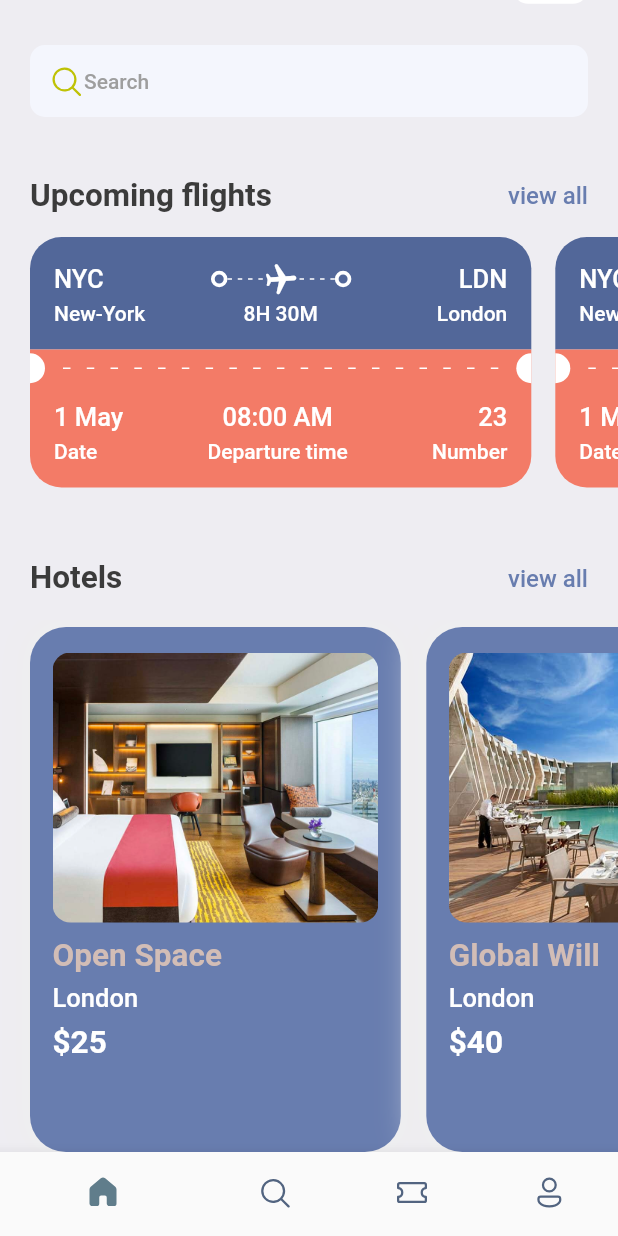
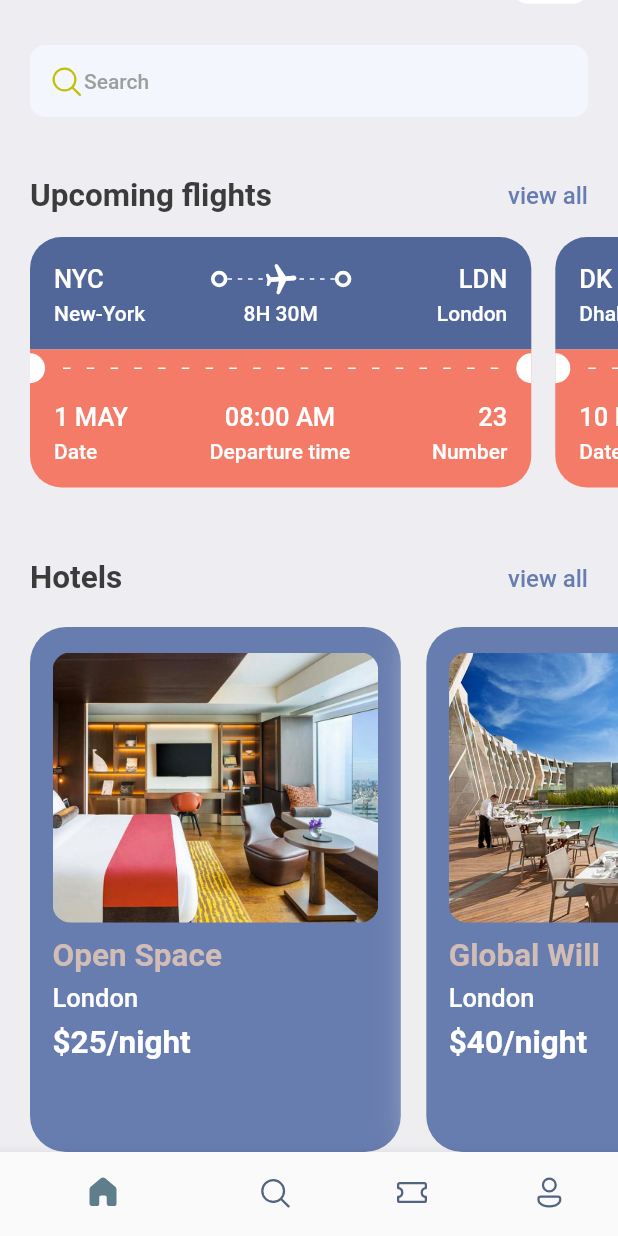
Before and after one commit to Linabousbih/TravelApp, a Flutter app: the screen it shows after launch, scrolled down 90 dp, on a phone screen of 412 x 824 dp. Run offline on Flutter 3.47's test engine with Material 2 defaults, Android fonts, the phone set to English and light mode, and no system bars; our stand-ins replace fluentui_icons, gap, get.

Commit message:
Second page start

```diff
--- a/lib/screens/bottom_bar.dart
+++ b/lib/screens/bottom_bar.dart
@@ -1,4 +1,5 @@
 import 'package:first_one/screens/home_screen.dart';
+import 'package:first_one/screens/search_screen.dart';
 import 'package:fluentui_icons/fluentui_icons.dart';
 import 'package:flutter/cupertino.dart';
 import 'package:flutter/material.dart';
@@ -15,8 +16,8 @@ class _BottomBarState extends State<BottomBar> {
 int _selectedIndex=0;
 
   static final List<Widget> _widgetOptions = <Widget>[
-    HomeScreen(),
-    const Text("Search"),
+    const HomeScreen(),
+    const SearchScreen(),
     const Text("Tickets"),
     const Text("Profile")
   ];
--- a/lib/screens/home_screen.dart
+++ b/lib/screens/home_screen.dart
@@ -94,10 +94,7 @@ class HomeScreen extends StatelessWidget {
             scrollDirection: Axis.horizontal,
             padding: const EdgeInsets.only(left: 20),
             child: Row(
-              children: [
-                TicketView(),
-                TicketView(),
-              ],
+              children: ticketList.map((singleTicket) => TicketView(ticket: singleTicket)).toList(),
             ),
           ),
           const Gap(15),
--- a/lib/screens/hotel_view.dart
+++ b/lib/screens/hotel_view.dart
@@ -13,7 +13,7 @@ class HotelScreen extends StatelessWidget {
     final size = AppLayout.getSize(context);
     return Container(
       width: size.width*0.6,
-      height: 350,
+      height: AppLayout.getHeight(350),
       padding: const EdgeInsets.symmetric(horizontal: 15, vertical: 17),
       margin: const EdgeInsets.only(right: 17,top: 5),
       decoration: BoxDecoration(
@@ -32,9 +32,9 @@ class HotelScreen extends StatelessWidget {
         crossAxisAlignment: CrossAxisAlignment.start,
         children: [
         Container(
-          height: 180,
+          height: AppLayout.getHeight(180),
           decoration: BoxDecoration(
-            borderRadius:BorderRadius.circular(12) ,
+            borderRadius:BorderRadius.circular(AppLayout.getHeight(12)) ,
             color: Styles.primaryColor,
             image:  DecorationImage(
               fit: BoxFit.cover,
@@ -49,7 +49,7 @@ class HotelScreen extends StatelessWidget {
       Text(hotel['destination'],
       style: Styles.headlineStyleS.copyWith(color: Colors.white),),
       const Gap(8),
-      Text('\$${hotel['price']}',
+      Text('\$${hotel['price']}/night',
       style: Styles.headlineStyleM.copyWith(color: Colors.white),)
       ]),
     );
--- a/lib/screens/ticket_view.dart
+++ b/lib/screens/ticket_view.dart
@@ -6,7 +6,8 @@ import 'package:flutter/material.dart';
 import 'package:gap/gap.dart';
 
 class TicketView extends StatelessWidget {
-  const TicketView({super.key});
+  final Map<String, dynamic> ticket;
+  const TicketView({Key? key, required this.ticket}):super(key : key);
 
   @override
   Widget build(BuildContext context) {
@@ -14,9 +15,9 @@ class TicketView extends StatelessWidget {
 
     return SizedBox(
       width: size.width*0.85,
-      height: 200,
+      height: AppLayout.getHeight(200),
       child: Container(
-        margin: EdgeInsets.only(right: 16),
+        margin: EdgeInsets.only(right: AppLayout.getHeight(16)),
         child: Column(
           children: [
             /////////////////////////////
@@ -26,14 +27,14 @@ class TicketView extends StatelessWidget {
               decoration: BoxDecoration(
                   color: const Color(0xFF526799),
                   borderRadius: BorderRadius.only(
-                      topLeft: Radius.circular(21),
-                      topRight: Radius.circular(21))),
-              padding: const EdgeInsets.all(16),
+                      topLeft: Radius.circular(AppLayout.getHeight(21)),
+                      topRight: Radius.circular(AppLayout.getHeight(21)))),
+              padding:  EdgeInsets.all(AppLayout.getHeight(16)),
               child: Column(
                 children: [
                   Row(
                     children: [
-                      Text("NYC",
+                      Text(ticket['from']['code'], //To access a map inside a map we do variableName[][]
                           style: Styles.headlineStyleS
                               .copyWith(color: Colors.white)),
                       const Spacer(),
@@ -78,7 +79,7 @@ class TicketView extends StatelessWidget {
                       ),
                       Dot(),
                       const Spacer(),
-                      Text("LDN",
+                      Text(ticket['to']['code'],
                           style: Styles.headlineStyleS
                               .copyWith(color: Colors.white)),
                     ],
@@ -88,18 +89,18 @@ class TicketView extends StatelessWidget {
                     mainAxisAlignment: MainAxisAlignment.spaceBetween,
                     children: [
                       SizedBox(
-                          width: 100,
-                          child: Text("New-York",
+                          width: AppLayout.getWidth(100),
+                          child: Text(ticket['from']['name'],
                               style: Styles.headlineStyleXS
                                   .copyWith(color: Colors.white))),
                       Text(
-                        "8H 30M",
+                        ticket['flying_time'],
                         style: Styles.headlineStyleXS
                             .copyWith(color: Colors.white),
                       ),
                       SizedBox(
-                          width: 100,
-                          child: Text("London",
+                          width: AppLayout.getWidth(100),
+                          child: Text(ticket['to']['name'],
                               textAlign: TextAlign.end,
                               style: Styles.headlineStyleXS
                                   .copyWith(color: Colors.white))),
@@ -118,14 +119,14 @@ class TicketView extends StatelessWidget {
               child: Row(
                 children: [
                   SizedBox(
-                    height: 20,
-                    width: 10,
+                    height: AppLayout.getHeight(20),
+                    width: AppLayout.getWidth(10),
                     child: DecoratedBox(
                         decoration: BoxDecoration(
                             color: Colors.white,
                             borderRadius: BorderRadius.only(
-                                topRight: Radius.circular(10),
-                                bottomRight: Radius.circular(10)))),
+                                topRight: Radius.circular(AppLayout.getHeight(10)),
+                                bottomRight: Radius.circular(AppLayout.getHeight(10))))),
                   ),
                   Expanded(
                     child: Padding(
@@ -139,8 +140,8 @@ class TicketView extends StatelessWidget {
                             children: List.generate(
                                 (constraints.constrainWidth() / 15).floor(),
                                 (index) => SizedBox(
-                                      width: 5,
-                                      height: 1,
+                                      width: AppLayout.getWidth(5),
+                                      height: AppLayout.getHeight(1),
                                       child: DecoratedBox(
                                           decoration: BoxDecoration(
                                         color: Colors.white,
@@ -152,14 +153,14 @@ class TicketView extends StatelessWidget {
                     ),
                   ),
                   SizedBox(
-                    height: 20,
-                    width: 10,
+                    height: AppLayout.getHeight(20),
+                    width: AppLayout.getWidth(10),
                     child: DecoratedBox(
                         decoration: BoxDecoration(
                             color: Colors.white,
                             borderRadius: BorderRadius.only(
-                                topLeft: Radius.circular(10),
-                                bottomLeft: Radius.circular(10)))),
+                                topLeft: Radius.circular(AppLayout.getHeight(10)),
+                                bottomLeft: Radius.circular(AppLayout.getHeight(10))))),
                   )
                 ],
               ),
@@ -168,8 +169,8 @@ class TicketView extends StatelessWidget {
               decoration: BoxDecoration(
                   color: Styles.orangeColor,
                   borderRadius: BorderRadius.only(
-                      bottomLeft: Radius.circular(21),
-                      bottomRight: Radius.circular(21))),
+                      bottomLeft: Radius.circular(AppLayout.getHeight(21)),
+                      bottomRight: Radius.circular(AppLayout.getHeight(21)))),
               padding: EdgeInsets.only(left:16,top:10,right:16,bottom: 16),
               child: Column(
                 children: [
@@ -179,7 +180,7 @@ class TicketView extends StatelessWidget {
                         crossAxisAlignment: CrossAxisAlignment.start,
                         children: [
                           Text(
-                            "1 May",
+                            ticket['date'],
                             style:
                                 Styles.headlineStyleS.copyWith(color: Colors.white),
                           ),
@@ -191,7 +192,7 @@ class TicketView extends StatelessWidget {
                       Column(
                         children: [
                           Text(
-                            "08:00 AM",
+                            ticket['departure_time'],
                             style: Styles.headlineStyleS
                                 .copyWith(color: Colors.white),
                           ),
@@ -204,7 +205,7 @@ class TicketView extends StatelessWidget {
                         crossAxisAlignment: CrossAxisAlignment.end,
                         children: [
                           Text(
-                            "23",
+                            ticket['number'].toString(),
                             style:
                                 Styles.headlineStyleS.copyWith(color: Colors.white),
                           ),
--- a/lib/utils/app_info_list.dart
+++ b/lib/utils/app_info_list.dart
@@ -18,3 +18,34 @@ List<Map<String, dynamic>> hotelList = [
     'price': 68
   },
 ];
+
+List<Map<String, dynamic>> ticketList = [
+  {
+    'from': {
+      'code':"NYC",
+      'name':"New-York"
+    },
+    'to': {
+      'code':"LDN",
+      'name':"London"
+    },
+    'flying_time': '8H 30M',
+    'date': "1 MAY",
+    'departure_time':"08:00 AM",
+    "number":23
+  },
+  {
+    'from': {
+      'code':"DK",
+      'name':"Dhaka"
+    },
+    'to': {
+      'code':"SH",
+      'name':"Shanghai"
+    },
+    'flying_time': '4H 20M',
+    'date': "10 MAY",
+    'departure_time':"09:00 AM",
+    "number":45
+  },
+];
--- a/lib/utils/app_layout.dart
+++ b/lib/utils/app_layout.dart
@@ -1,8 +1,24 @@
-import 'package:first_one/utils/app_styles.dart';
 import 'package:flutter/cupertino.dart';
+import 'package:get/get.dart';
 
 class AppLayout{
   static getSize(BuildContext context){
     return MediaQuery.of(context).size;
   }
+  static getScreenHeight(){
+    return Get.height;
+  }
+    static getScreenWidth(){
+    return Get.width;
+  }
+
+  static getHeight(double pixels){
+    double x=getScreenHeight()/pixels;
+    return getScreenHeight()/x;
+  }
+
+  static getWidth(double pixels){
+    double x=getScreenWidth()/pixels;
+    return getScreenWidth()/x;
+  }
 }
--- a/pubspec.yaml
+++ b/pubspec.yaml
@@ -37,6 +37,7 @@ dependencies:
   # Use with the CupertinoIcons class for iOS style icons.
   cupertino_icons: ^1.0.2
   fluentui_icons: ^1.0.0
+  get:
   gap: ^2.0.0
 
 dev_dependencies:
```
Also changed, not shown: lib/screens/search_screen.dart (added, +73 -0 lines), pubspec.lock.
